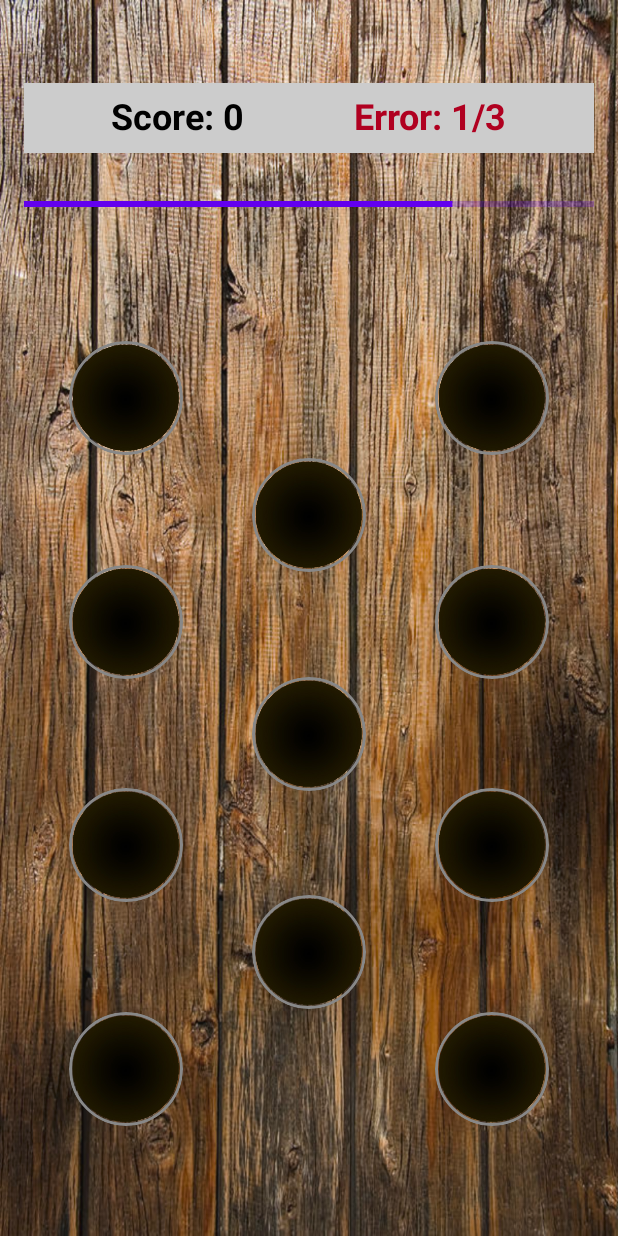
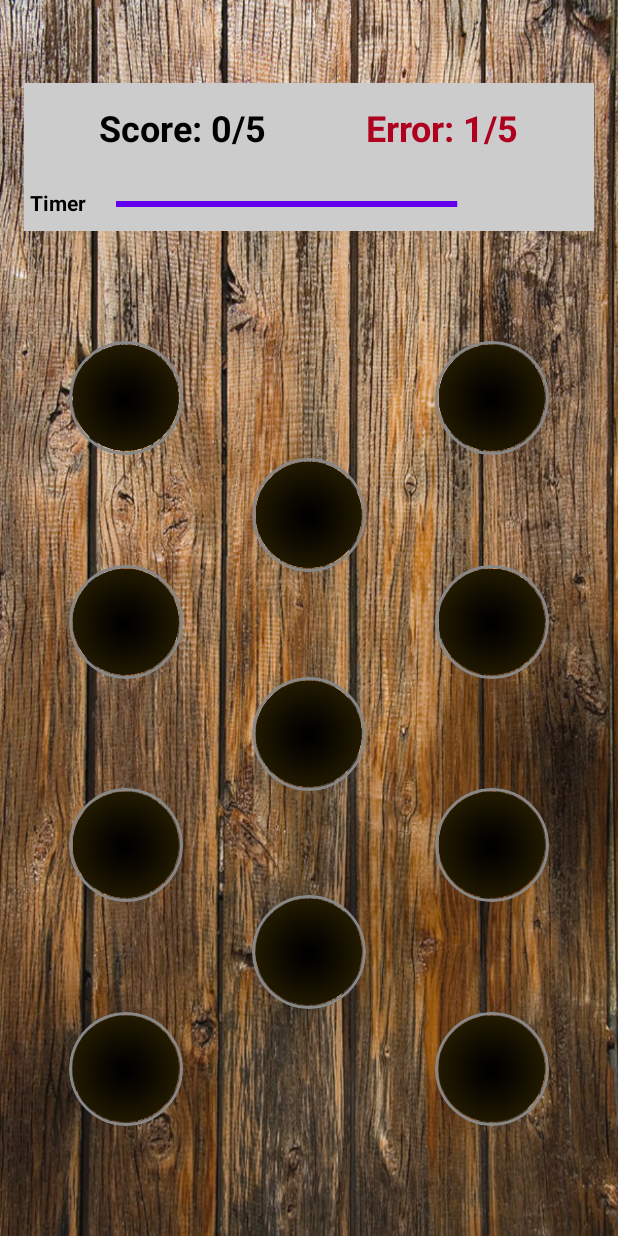
Before and after one commit to Stejob/MWfase2, an Android app built with Jetpack Compose: the MainActivity2 screen opened directly, with no data from a screen before it, after a tap on "My Image", on a phone screen of 412 x 824 dp. Run offline under Robolectric (Android 15) with nearby library versions, the phone set to English and light mode, and no system bars.

Commit message:
jan 23 2023 2

```diff
--- a/app/src/main/java/com/example/mwfase2/Constants.kt
+++ b/app/src/main/java/com/example/mwfase2/Constants.kt
@@ -1,3 +1,9 @@
 package com.example.mwfase2
 
-const val HOLE_TAG = "hole pos %d, %d"
+const val TOTAL_ERROR = 5
+const val TOTAL_SCORE = 5
+const val TOTAL_TIME = 20000.0
+const val MIN_DELAY_FOR_SHOW_MOUSE = 300
+const val MAX_DELAY_FOR_SHOW_MOUSE = 600
+const val MIN_DELAY_BETWEEN_SHOW_MOUSE = 1000
+const val MAX_DELAY_BETWEEN_SHOW_MOUSE = 2000
--- a/app/src/main/java/com/example/mwfase2/GameActivity.kt
+++ b/app/src/main/java/com/example/mwfase2/GameActivity.kt
@@ -14,10 +14,10 @@ import androidx.compose.ui.graphics.Color
 import androidx.compose.ui.layout.ContentScale
 import androidx.compose.ui.res.painterResource
 import androidx.compose.ui.res.stringResource
+import androidx.compose.ui.text.font.FontStyle
 import androidx.compose.ui.text.font.FontWeight
 import androidx.compose.ui.tooling.preview.Preview
 import androidx.compose.ui.unit.dp
-import androidx.compose.ui.window.DialogProperties
 import com.example.mwfase2.ui.theme.MWfase2Theme
 import com.example.mwfase2.viewmodels.GameViewModel
 
@@ -29,8 +29,7 @@ class MainActivity2 : ComponentActivity() {
             MWfase2Theme {
                 // A surface container using the 'background' color from the theme
                 Surface(
-                    modifier = Modifier.fillMaxSize(),
-                    color = MaterialTheme.colors.background
+                    modifier = Modifier.fillMaxSize(), color = MaterialTheme.colors.background
                 ) {
                     GameView()
                 }
@@ -51,46 +50,58 @@ fun GameView(viewModel: GameViewModel = GameViewModel()) {
         Image(
             painter = painterResource(id = R.drawable.woodenbackground),
             contentDescription = "null",
-            modifier = Modifier
-                .fillMaxSize(),
+            modifier = Modifier.fillMaxSize(),
             contentScale = ContentScale.FillBounds
         )
         Column(
-            modifier = Modifier
-                .fillMaxSize()
+            modifier = Modifier.fillMaxSize()
         ) {
             Spacer(modifier = Modifier.weight(0.05f))
             Row(
                 modifier = Modifier
                     .fillMaxWidth()
                     .weight(0.1f)
-                    .padding(16.dp)
+                    .padding(top = 16.dp, start = 16.dp, end = 16.dp)
                     .background(color = Color.LightGray),
                 verticalAlignment = Alignment.CenterVertically,
                 horizontalArrangement = Arrangement.SpaceEvenly
             ) {
                 Text(
-                    text = stringResource(id = R.string.score, scoreState.value),
-                    modifier = Modifier
-                        .padding(start = 16.dp, end = 16.dp),
+                    text = stringResource(id = R.string.score, scoreState.value, TOTAL_SCORE),
+                    modifier = Modifier.padding(start = 16.dp, end = 16.dp),
                     fontWeight = FontWeight.Bold,
                     style = MaterialTheme.typography.h5,
                     color = MaterialTheme.colors.onSurface
                 )
                 Text(
-                    text = stringResource(id = R.string.error, errorState.value),
-                    modifier = Modifier
-                        .padding(start = 16.dp, end = 16.dp),
+                    text = stringResource(id = R.string.error, errorState.value, TOTAL_ERROR),
+                    modifier = Modifier.padding(start = 16.dp, end = 16.dp),
                     fontWeight = FontWeight.Bold,
                     style = MaterialTheme.typography.h5,
                     color = MaterialTheme.colors.error
                 )
             }
+            Row(
+                modifier = Modifier
+                    .fillMaxWidth()
+                    .padding(start = 16.dp, end = 16.dp)
+                    .background(color = Color.LightGray),
+                verticalAlignment = Alignment.CenterVertically
+            ) {
+                Text(
+                    text = "Timer",
+                    modifier = Modifier.padding(start = 4.dp, end = 4.dp),
+                    fontWeight = FontWeight.Bold
+                )
                 LinearProgressIndicator(
                     modifier = Modifier
                         .fillMaxWidth()
                         .padding(16.dp),
-                progress = timeLeft.value)
+                    progress = timeLeft.value,
+                    backgroundColor = Color.LightGray
+                )
+            }
+
             Row(
                 modifier = Modifier
                     .fillMaxSize()
@@ -104,20 +115,13 @@ fun GameView(viewModel: GameViewModel = GameViewModel()) {
                         verticalArrangement = Arrangement.SpaceEvenly
                     ) {
                         for (row in 0..2) {
-                            if (col % 2 != 0 && row == 0)
-                                Spacer(modifier = Modifier.size(12.dp))
+                            if (col % 2 != 0 && row == 0) Spacer(modifier = Modifier.size(12.dp))
                             CircularHeaderImage(
-                                gameViewModel = viewModel,
-                                row = row,
-                                col = col
+                                gameViewModel = viewModel, row = row, col = col
                             )
-                            if (col % 2 != 0 && row == 2)
-                                Spacer(modifier = Modifier.size(12.dp))
-                            if (col % 2 == 0 && row == 2)
-                                CircularHeaderImage(
-                                    gameViewModel = viewModel,
-                                    row = row + 1,
-                                    col = col
+                            if (col % 2 != 0 && row == 2) Spacer(modifier = Modifier.size(12.dp))
+                            if (col % 2 == 0 && row == 2) CircularHeaderImage(
+                                gameViewModel = viewModel, row = row + 1, col = col
                             )
                         }
                     }
@@ -128,20 +132,16 @@ fun GameView(viewModel: GameViewModel = GameViewModel()) {
 }
 
 @Composable
-fun showAlertDialog(viewModel: GameViewModel, bo: Boolean){
+fun showAlertDialog(viewModel: GameViewModel, bo: Boolean) {
     val gameState = viewModel.gameState.collectAsState()
     if (bo) {
-        AlertDialog(
-            onDismissRequest = {
+        AlertDialog(onDismissRequest = {
             //viewModel.resetGame()
-            },
-            title = {
+        }, title = {
             Text(text = stringResource(id = gameState.value.title))
-            },
-            text = {
+        }, text = {
             Text(text = stringResource(id = gameState.value.message))
-            },
-            buttons = {
+        }, buttons = {
             Row(
                 modifier = Modifier.padding(all = 8.dp),
                 horizontalArrangement = Arrangement.Center
@@ -153,8 +153,7 @@ fun showAlertDialog(viewModel: GameViewModel, bo: Boolean){
                     Text("Play Again?")
                 }
             }
-            }
-        )
+        })
     }
 }
 
--- a/app/src/main/java/com/example/mwfase2/states/GameState.kt
+++ b/app/src/main/java/com/example/mwfase2/states/GameState.kt
@@ -5,5 +5,5 @@ import com.example.mwfase2.R
 
 data class GameState(
     @StringRes var title: Int = R.string.error_message_title,
-    @StringRes var message: Int = R.string.error_message_body
+    @StringRes var message: Int = R.string.error_message_body_error
 )
--- a/app/src/main/java/com/example/mwfase2/viewmodels/GameViewModel.kt
+++ b/app/src/main/java/com/example/mwfase2/viewmodels/GameViewModel.kt
@@ -4,28 +4,22 @@ package com.example.mwfase2.viewmodels
 import android.os.CountDownTimer
 import android.util.Log
 import androidx.annotation.DrawableRes
-import androidx.compose.runtime.getValue
-import androidx.compose.runtime.mutableStateListOf
-import androidx.compose.runtime.mutableStateOf
-import androidx.compose.runtime.setValue
-import androidx.compose.runtime.snapshots.StateObject
+import androidx.annotation.StringRes
 import androidx.lifecycle.ViewModel
 import androidx.lifecycle.viewModelScope
-import com.example.mwfase2.R
-import com.example.mwfase2.showAlertDialog
+import com.example.mwfase2.*
 import com.example.mwfase2.states.GameState
-import kotlinx.coroutines.async
 import kotlinx.coroutines.launch
 import kotlin.time.Duration.Companion.milliseconds
 import kotlinx.coroutines.delay
 import kotlinx.coroutines.flow.MutableStateFlow
 import kotlinx.coroutines.flow.StateFlow
-import kotlinx.coroutines.runBlocking
 
 private const val TAG = "GameViewModel"
 
 open class GameViewModel : ViewModel() {
 
+    private var isTimeUp: Boolean = false
     private var _timeLeft = MutableStateFlow(0f)
     val timeLeft: StateFlow<Float> = _timeLeft
     private var _gameOver = MutableStateFlow(false)
@@ -40,27 +34,36 @@ open class GameViewModel : ViewModel() {
     val gameState: StateFlow<GameState> = _gameState
 
     private val _imageStateList = mutableListOf<MutableStateFlow<Int>>()
+    private lateinit var timer: CountDownTimer
+
+    @StringRes
+    private var errorMessage = R.string.error_message_body_error
 
     fun addImageStateList(imageState: MutableStateFlow<Int>) {
         _imageStateList.add(imageState)
     }
 
     fun incScore() {
-        if (_score.value >= 2) {
+        if (_score.value < TOTAL_SCORE - 1) {
+            _score.value++
+        } else{
             _score.value++
             _win.value = true
+            timer.cancel()
             getGameState()
-        } else
-            _score.value++
+        }
     }
 
     fun incError() {
-        if (_error.value >= 2) {
+        if (_error.value < TOTAL_ERROR - 1) {
+            _error.value++
+        } else {
+            errorMessage = R.string.error_message_body_error
             _error.value++
             _gameOver.value = true
+            timer.cancel()
             getGameState()
-        } else
-            _error.value++
+        }
     }
 
     private fun getGameState() {
@@ -70,7 +73,10 @@ open class GameViewModel : ViewModel() {
         }
         if (_gameOver.value) {
             _gameState.value.title = R.string.error_message_title
-            _gameState.value.message = R.string.error_message_body
+            if (isTimeUp)
+                _gameState.value.message = R.string.error_message_body_time_up
+            else
+                _gameState.value.message = R.string.error_message_body_error
         }
     }
 
@@ -86,11 +92,15 @@ open class GameViewModel : ViewModel() {
     }
 
     private fun getRandomDelayBetweenShowTime(): Long {
-        return (1000..3000).random().toLong()
+        return (MIN_DELAY_BETWEEN_SHOW_MOUSE..MAX_DELAY_BETWEEN_SHOW_MOUSE)
+            .random()
+            .toLong()
     }
 
     private fun getRandomShowTime(): Long {
-        return (400..800).random().toLong()
+        return (MIN_DELAY_FOR_SHOW_MOUSE..MAX_DELAY_FOR_SHOW_MOUSE)
+            .random()
+            .toLong()
     }
 
     fun checkIfReadyForRun() {
@@ -101,25 +111,19 @@ open class GameViewModel : ViewModel() {
     }
 
     private fun startGameTime() {
-        val timer = object : CountDownTimer(20000, 10) {
+        timer = object : CountDownTimer(TOTAL_TIME.toLong(), 10) {
             override fun onTick(millisUntilFinished: Long) {
-                Log.e(
-                    TAG,
-                    "onTick: ${millisUntilFinished / 20000.0}  ${
-                        (millisUntilFinished / 20000.0)
-                            .toFloat()
-                    }"
-                )
-                _timeLeft.value = (millisUntilFinished / 20000.0).toFloat()
+                _timeLeft.value = (millisUntilFinished / TOTAL_TIME).toFloat()
             }
 
             override fun onFinish() {
+                isTimeUp = true
                 _gameOver.value = true
+                getGameState()
             }
         }
         timer.start()
     }
-
 
     private fun runGame() {
         viewModelScope.launch {
@@ -127,7 +131,7 @@ open class GameViewModel : ViewModel() {
         }
     }
 
-    private suspend fun job(){
+    private suspend fun job() {
         while (true) {
             val delay = getRandomDelayBetweenShowTime()
             val randImage = getRandomImage()
@@ -143,6 +147,7 @@ open class GameViewModel : ViewModel() {
         _timeLeft.value = 0f
         _gameOver.value = false
         _win.value = false
+        isTimeUp = false
         _score.value = 0
         _error.value = 0
         startGameTime()
--- a/app/src/main/res/values/strings.xml
+++ b/app/src/main/res/values/strings.xml
@@ -1,10 +1,11 @@
 <resources>
     <string name="app_name">MWfase2</string>
     <string name="title_activity_main2">MainActivity2</string>
-    <string name="score">Score: %d</string>
-    <string name="error">Error: %d/3</string>
+    <string name="score">Score: %d/%d</string>
+    <string name="error">Error: %d/%d</string>
     <string name="error_message_title">Sorry!</string>
     <string name="win_message_title">Congratulations!</string>
-    <string name="error_message_body">Take your chance again…</string>
-    <string name="win_message_body">You have win…</string>
+    <string name="error_message_body_error">You lose, take your chance again…</string>
+    <string name="error_message_body_time_up">your time is up…</string>
+    <string name="win_message_body">You win…</string>
 </resources>
```
Lines whose indentation alone changed are shown as unchanged.
